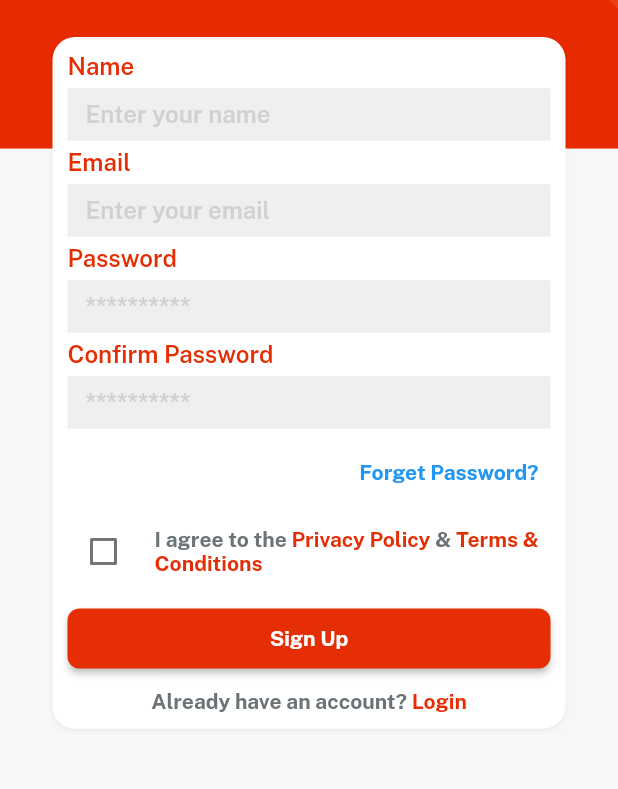
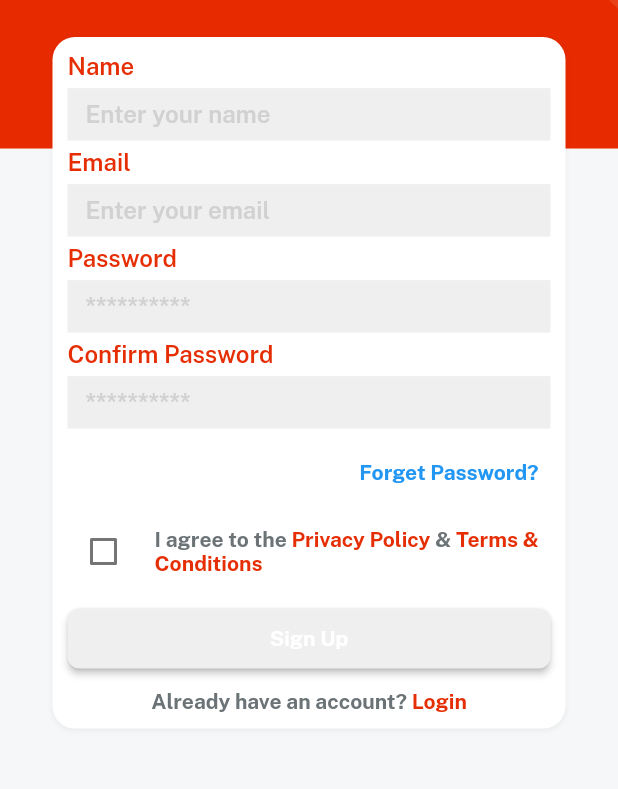
Before and after one commit to Navid-Rahman/E-Commerce-Clone-App-GetX-Firebase, a Flutter app: the SignUpScreen screen opened directly, on a phone screen of 412 x 824 dp, the part 283-1072 px from its top. Run offline on Flutter 3.47's test engine with Material 2 defaults, Android fonts, the phone set to English and light mode, and no system bars; our stand-ins replace get, velocity_x.

```diff
--- a/lib/presentation/auth_screen/signup_screen.dart
+++ b/lib/presentation/auth_screen/signup_screen.dart
@@ -1,14 +1,20 @@
 import 'package:get/get.dart';
 
 import '../../constants/consts.dart';
-import '../../constants/lists.dart';
 import '../../utils/widgets/app_logo_widget.dart';
 import '../../utils/widgets/bg_widget.dart';
 import '../../utils/widgets/custom_button.dart';
 import '../../utils/widgets/custom_textfields.dart';
 
-class SignUpScreen extends StatelessWidget {
+class SignUpScreen extends StatefulWidget {
   const SignUpScreen({super.key});
+
+  @override
+  State<SignUpScreen> createState() => _SignUpScreenState();
+}
+
+class _SignUpScreenState extends State<SignUpScreen> {
+  bool isCheck = false;
 
   @override
   Widget build(BuildContext context) {
@@ -47,9 +53,14 @@ class SignUpScreen extends StatelessWidget {
                   Row(
                     children: [
                       Checkbox(
-                        checkColor: redColor,
-                        value: false,
-                        onChanged: (value) {},
+                        activeColor: redColor,
+                        checkColor: whiteColor,
+                        value: isCheck,
+                        onChanged: (value) {
+                          setState(() {
+                            isCheck = value!;
+                          });
+                        },
                       ),
                       10.widthBox,
                       Expanded(
@@ -59,19 +70,19 @@ class SignUpScreen extends StatelessWidget {
                               TextSpan(
                                   text: "I agree to the ",
                                   style: TextStyle(
-                                      color: fontGrey, fontFamily: bold)),
+                                      color: fontGrey, fontFamily: regular)),
                               TextSpan(
                                   text: privacyPolicy,
                                   style: TextStyle(
-                                      color: redColor, fontFamily: bold)),
+                                      color: redColor, fontFamily: regular)),
                               TextSpan(
                                   text: " & ",
                                   style: TextStyle(
-                                      color: fontGrey, fontFamily: bold)),
+                                      color: fontGrey, fontFamily: regular)),
                               TextSpan(
                                   text: termsAndCondition,
                                   style: TextStyle(
-                                      color: redColor, fontFamily: bold)),
+                                      color: redColor, fontFamily: regular)),
                             ],
                           ),
                         ),
@@ -82,22 +93,19 @@ class SignUpScreen extends StatelessWidget {
                   customButton(
                     onPressed: () {},
                     title: signUp,
-                    color: redColor,
+                    color: isCheck == true ? redColor : lightGrey,
                     textColor: whiteColor,
                   ).box.width(context.screenWidth - 50).make(),
                   10.heightBox,
-                  RichText(
-                    text: const TextSpan(children: [
-                      TextSpan(
-                          text: alreadyHaveAnAccount,
-                          style: TextStyle(color: fontGrey, fontFamily: bold)),
-                      TextSpan(
-                          text: logIn,
-                          style: TextStyle(color: redColor, fontFamily: bold)),
-                    ]),
-                  ).onTap(() {
-                    Get.back();
-                  }),
+                  Row(
+                    mainAxisAlignment: MainAxisAlignment.center,
+                    children: [
+                      alreadyHaveAnAccount.text.color(fontGrey).make(),
+                      logIn.text.color(redColor).make().onTap(() {
+                        Get.back();
+                      }),
+                    ],
+                  )
                 ],
               )
                   .box
```
